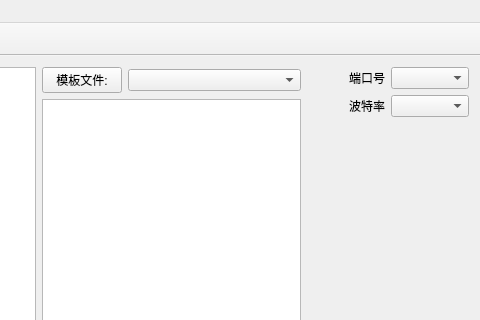
Qt form mainwindow.ui (0x8023/WSwitch) before a commit; both pictures show x 141 to 621 and y 0 to 320 of the 621 by 579 pixel window.
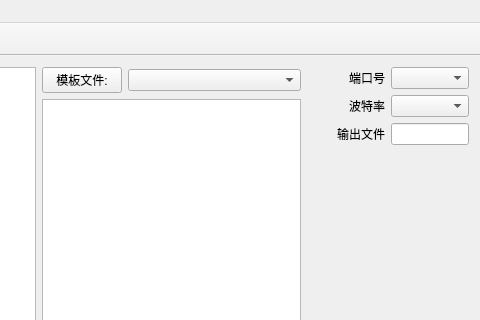
The same form after that commit.

Patch:
```diff
--- a/mainwindow.ui
+++ b/mainwindow.ui
@@ -207,6 +207,23 @@
               </item>
              </layout>
             </item>
+            <item>
+             <layout class="QHBoxLayout" name="horizontalLayout_3" stretch="1,1">
+              <item>
+               <widget class="QLabel" name="label">
+                <property name="text">
+                 <string>输出文件</string>
+                </property>
+                <property name="alignment">
+                 <set>Qt::AlignRight|Qt::AlignTrailing|Qt::AlignVCenter</set>
+                </property>
+               </widget>
+              </item>
+              <item>
+               <widget class="QLineEdit" name="lineEdit_LogFile"/>
+              </item>
+             </layout>
+            </item>
            </layout>
           </item>
           <item>
```
